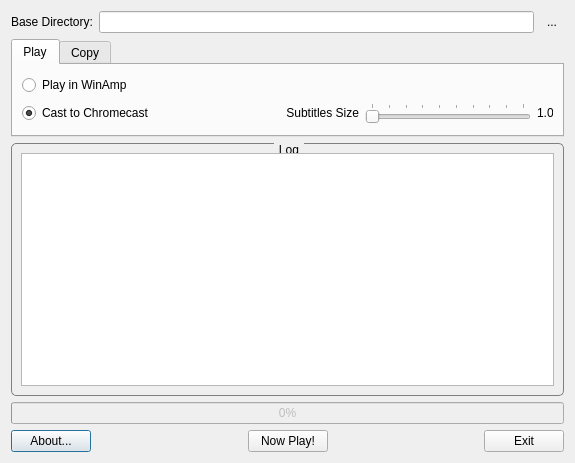
Old version of the form NowPlayDialog.ui in the repository FelixdelasPozas/Now-Play.
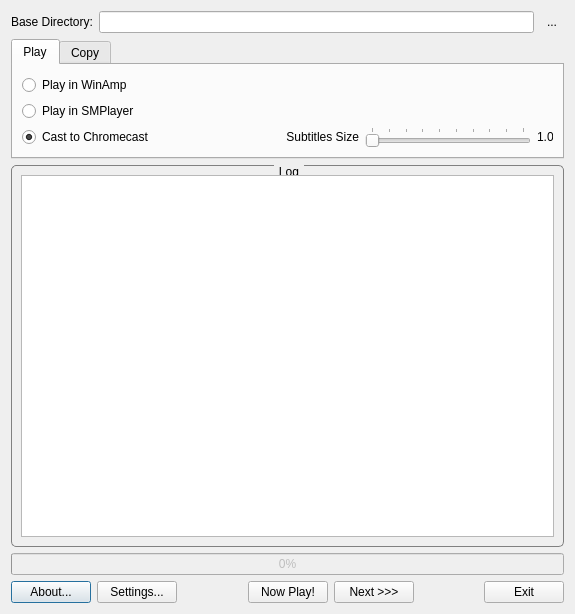
New version of the form. Icons and pictures are not drawn.

Commit message: Settings dialog and applications configuration.

```diff
--- a/NowPlayDialog.ui
+++ b/NowPlayDialog.ui
@@ -7,7 +7,7 @@
     <x>0</x>
     <y>0</y>
     <width>575</width>
-    <height>463</height>
+    <height>614</height>
    </rect>
   </property>
   <property name="minimumSize">
@@ -87,8 +87,20 @@
            </property>
           </widget>
          </item>
-         <item row="1" column="1">
+         <item row="2" column="1">
           <widget class="QLabel" name="label_4">
+           <property name="minimumSize">
+            <size>
+             <width>0</width>
+             <height>20</height>
+            </size>
+           </property>
+           <property name="maximumSize">
+            <size>
+             <width>16777215</width>
+             <height>20</height>
+            </size>
+           </property>
            <property name="text">
             <string>Subtitles Size</string>
            </property>
@@ -97,8 +109,14 @@
            </property>
           </widget>
          </item>
-         <item row="1" column="0">
+         <item row="2" column="0">
           <widget class="QRadioButton" name="m_castnow">
+           <property name="maximumSize">
+            <size>
+             <width>16777215</width>
+             <height>20</height>
+            </size>
+           </property>
            <property name="text">
             <string>Cast to Chromecast</string>
            </property>
@@ -107,18 +125,18 @@
            </property>
           </widget>
          </item>
-         <item row="1" column="3">
+         <item row="2" column="3">
           <widget class="QLabel" name="m_subtitleSizeLabel">
            <property name="minimumSize">
             <size>
              <width>16</width>
-             <height>24</height>
+             <height>20</height>
             </size>
            </property>
            <property name="maximumSize">
             <size>
              <width>16</width>
-             <height>24</height>
+             <height>20</height>
             </size>
            </property>
            <property name="text">
@@ -126,8 +144,20 @@
            </property>
           </widget>
          </item>
-         <item row="1" column="2">
+         <item row="2" column="2">
           <widget class="QSlider" name="m_subtitleSizeSlider">
+           <property name="minimumSize">
+            <size>
+             <width>0</width>
+             <height>20</height>
+            </size>
+           </property>
+           <property name="maximumSize">
+            <size>
+             <width>16777215</width>
+             <height>20</height>
+            </size>
+           </property>
            <property name="minimum">
             <number>10</number>
            </property>
@@ -151,6 +181,25 @@
            </property>
           </widget>
          </item>
+         <item row="1" column="0">
+          <widget class="QRadioButton" name="m_smplayer">
+           <property name="minimumSize">
+            <size>
+             <width>0</width>
+             <height>20</height>
+            </size>
+           </property>
+           <property name="maximumSize">
+            <size>
+             <width>16777215</width>
+             <height>20</height>
+            </size>
+           </property>
+           <property name="text">
+            <string>Play in SMPlayer</string>
+           </property>
+          </widget>
+         </item>
         </layout>
        </item>
       </layout>
@@ -274,7 +323,7 @@
      </property>
      <layout class="QVBoxLayout" name="verticalLayout_2">
       <item>
-       <widget class="QPlainTextEdit" name="m_log">
+       <widget class="QTextEdit" name="m_log">
         <property name="horizontalScrollBarPolicy">
          <enum>Qt::ScrollBarAlwaysOff</enum>
         </property>
@@ -311,6 +360,13 @@
        </property>
       </widget>
      </item>
+     <item>
+      <widget class="QPushButton" name="m_settings">
+       <property name="text">
+        <string>Settings...</string>
+       </property>
+      </widget>
+     </item>
      <item>
       <spacer name="horizontalSpacer">
        <property name="orientation">
@@ -331,6 +387,13 @@
        </property>
       </widget>
      </item>
+     <item>
+      <widget class="QPushButton" name="m_next">
+       <property name="text">
+        <string>Next &gt;&gt;&gt;</string>
+       </property>
+      </widget>
+     </item>
      <item>
       <spacer name="horizontalSpacer_2">
        <property name="orientation">
```
Left out of the diff: 15 changed lines with no effect on the pictures. The commit also changes 12 other files.
